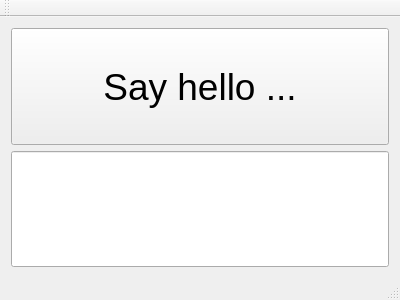
Old version of the form mainwindow.ui in the repository hvoigt/qt-hello-world.
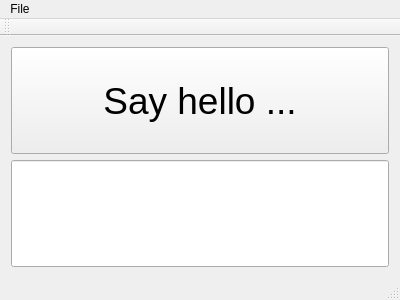
New version of the form.

Commit message:
add a reset menu item to reset the initial state of the program
We add a menu item "Reset" by clicking into the menu bar in the
designer. In the action editor window we right click on the new action
"Reset" and then "Go to slot..." which opens up a window with all
possible actions. We choose "triggered()" and then fill the code into
the newly created action stub.

Diff of the .ui file:
```diff
--- a/mainwindow.ui
+++ b/mainwindow.ui
@@ -59,6 +59,13 @@
      <height>25</height>
     </rect>
    </property>
+   <widget class="QMenu" name="menuFile">
+    <property name="title">
+     <string>File</string>
+    </property>
+    <addaction name="actionReset"/>
+   </widget>
+   <addaction name="menuFile"/>
   </widget>
   <widget class="QToolBar" name="mainToolBar">
    <attribute name="toolBarArea">
```
Left out of the diff: 5 changed lines with no effect on the pictures. The commit also changes 2 other files.
